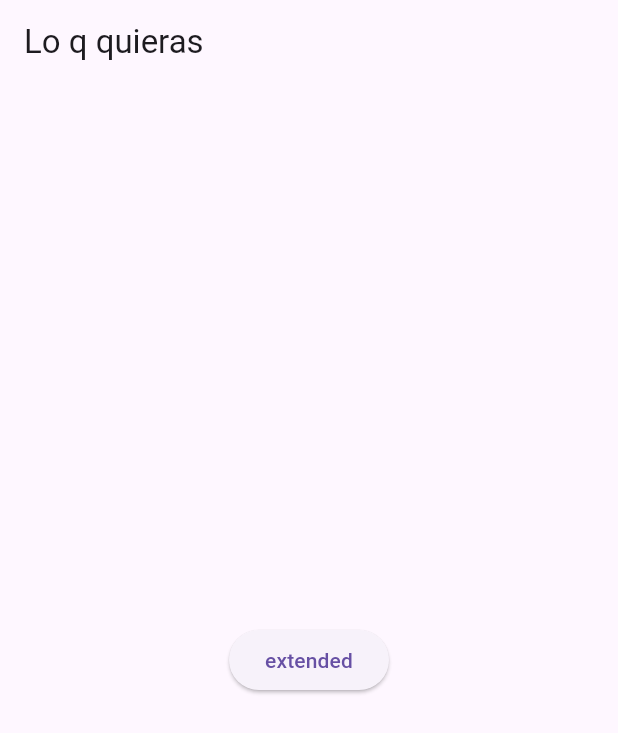
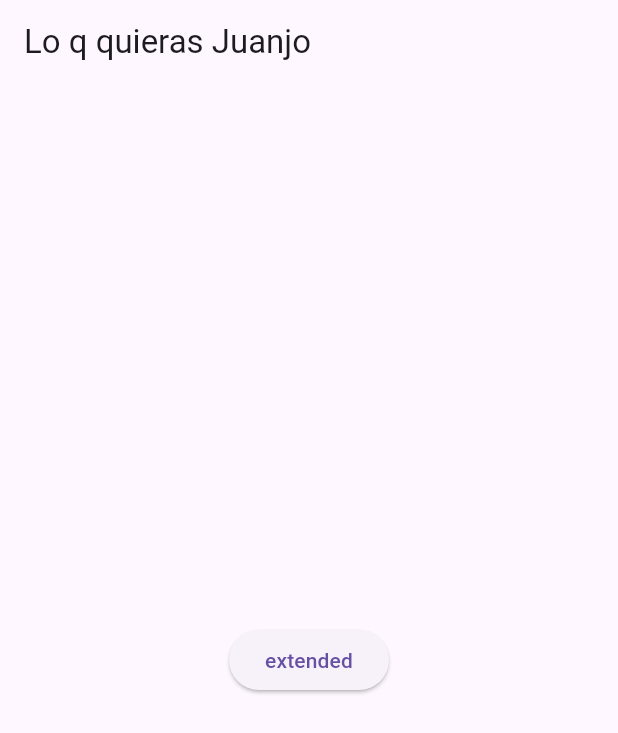
Before and after one commit to dariomadeira/openclima, a Flutter app: the screen it shows after launch, on a phone screen of 412 x 824 dp. Shown: the top 733 px of the screen. Run offline on Flutter 3.47's test engine with Material 3 defaults, Android fonts, the light colour scheme and no system bars.

Commit message:
Mira una linda modificacion

```diff
--- a/lib/screens/home_screen.dart
+++ b/lib/screens/home_screen.dart
@@ -7,7 +7,7 @@ class HomeScreen extends StatelessWidget {
   Widget build(BuildContext context) {
     return Scaffold(
       appBar: AppBar(
-        title: const Text("Lo q quieras"),
+        title: const Text("Lo q quieras Juanjo"),
       ),
       body: Center(
         child: ElevatedButton(
```
